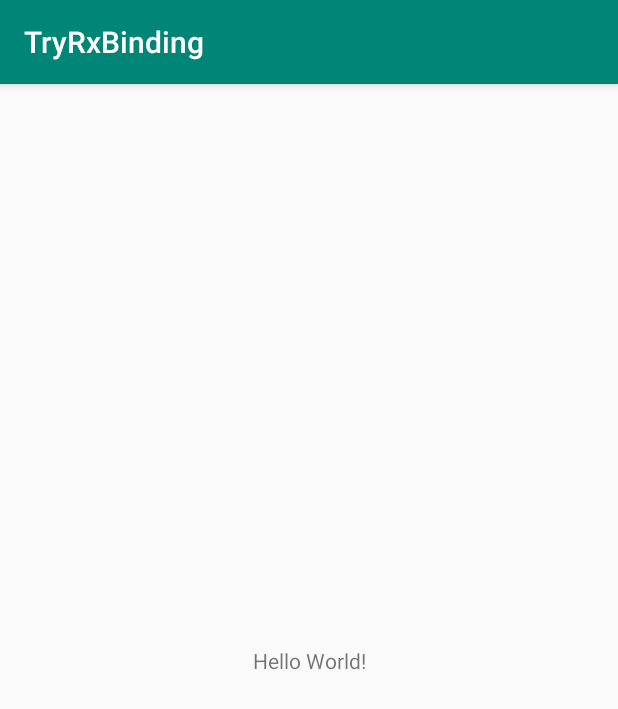
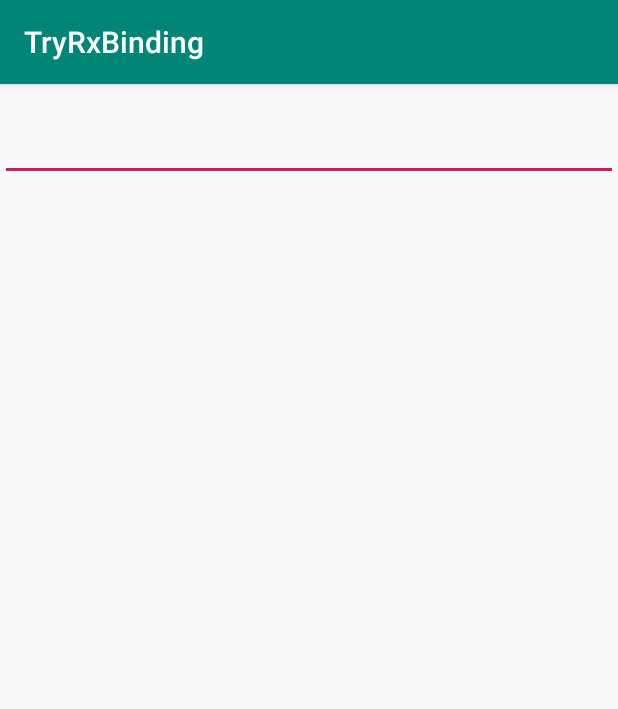
Before and after one commit to jacky-ttt/TryRxBinding, an Android app: the screen it shows after launch (MainActivity), on a phone screen of 412 x 824 dp. Shown: the top 709 px of the screen. Run offline under Robolectric (Android 15) with nearby library versions, the phone set to English and light mode, and no system bars; libraries missing offline, so code that uses them is left out: com.jakewharton.rxbinding3; 1 statement that could not run was skipped.

Commit message:
use rxbinding to listen text changes

```diff
--- a/app/src/main/java/com/jackytsang/tryrxbinding/MainActivity.kt
+++ b/app/src/main/java/com/jackytsang/tryrxbinding/MainActivity.kt
@@ -2,11 +2,17 @@ package com.jackytsang.tryrxbinding
 
 import androidx.appcompat.app.AppCompatActivity
 import android.os.Bundle
+import com.jakewharton.rxbinding3.widget.textChanges
+import kotlinx.android.synthetic.main.activity_main.*
 
 class MainActivity : AppCompatActivity() {
 
     override fun onCreate(savedInstanceState: Bundle?) {
         super.onCreate(savedInstanceState)
         setContentView(R.layout.activity_main)
+
+        edit_txt.textChanges().subscribe { text ->
+            echo_txt.text = text
+        }
     }
 }
--- a/app/src/main/res/layout/activity_main.xml
+++ b/app/src/main/res/layout/activity_main.xml
@@ -7,12 +7,20 @@
     tools:context=".MainActivity">
 
     <TextView
+        android:id="@+id/echo_txt"
         android:layout_width="wrap_content"
         android:layout_height="wrap_content"
-        android:text="Hello World!"
-        app:layout_constraintBottom_toBottomOf="parent"
         app:layout_constraintLeft_toLeftOf="parent"
         app:layout_constraintRight_toRightOf="parent"
-        app:layout_constraintTop_toTopOf="parent" />
+        app:layout_constraintTop_toTopOf="parent"
+        tools:text="hello world" />
+
+    <EditText
+        android:id="@+id/edit_txt"
+        android:layout_width="match_parent"
+        android:layout_height="wrap_content"
+        app:layout_constraintEnd_toEndOf="parent"
+        app:layout_constraintStart_toStartOf="parent"
+        app:layout_constraintTop_toBottomOf="@id/echo_txt" />
 
 </androidx.constraintlayout.widget.ConstraintLayout>
```
Also changed, not shown: app/build.gradle (+14 -0 lines).
